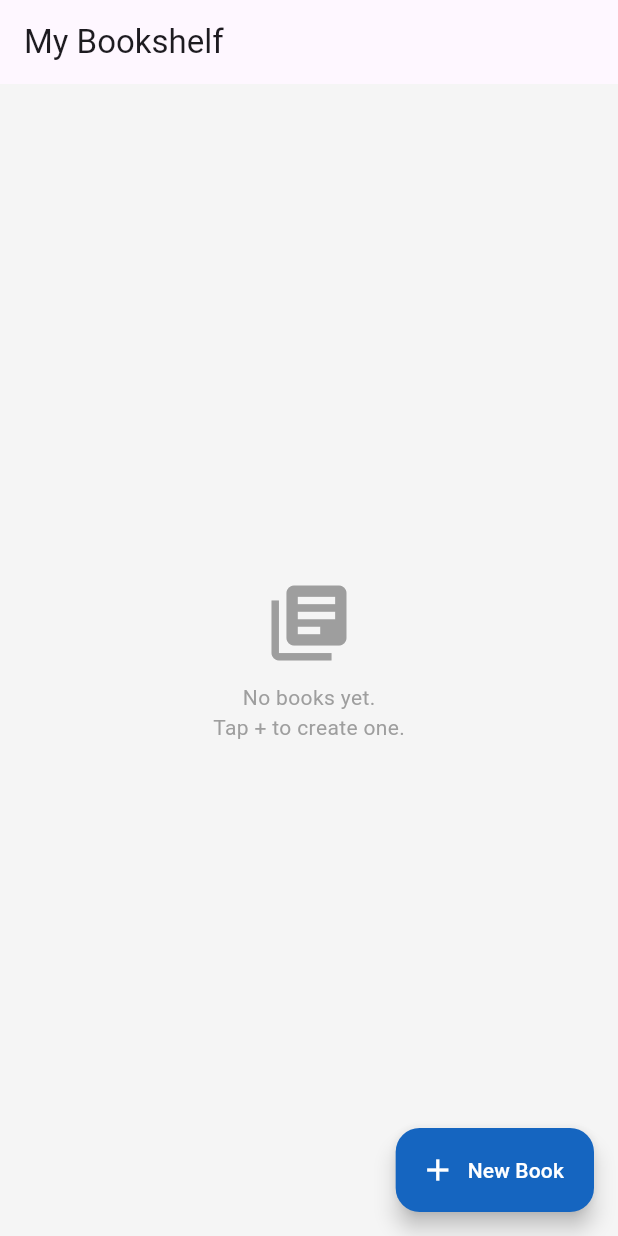
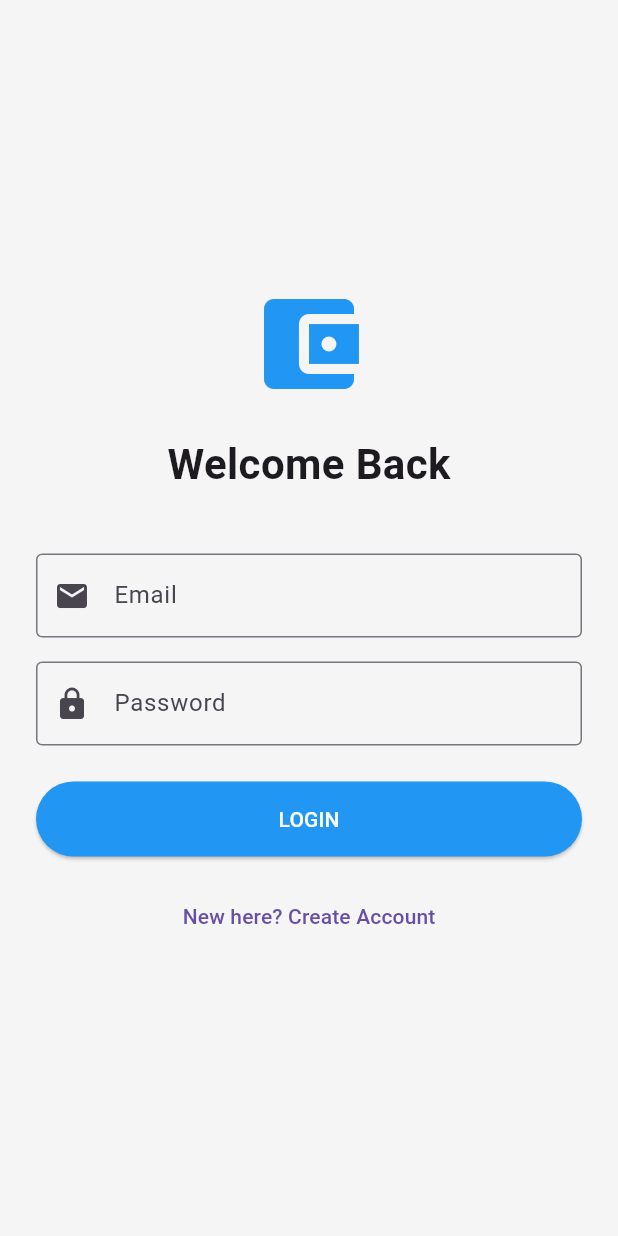
Before and after one commit to shubh07-maker/cashbook-app, a Flutter app: the screen it shows after launch, on a phone screen of 412 x 824 dp. Run offline on Flutter 3.47's test engine with Material 3 defaults, Android fonts, the phone set to English and light mode, and no system bars; our stand-ins replace cloud_firestore, firebase_auth, firebase_core, pdf, printing; accounts and stored records are empty.

Commit message:
Added Login and Profile screens

```diff
--- /dev/null
+++ b/lib/auth_service.dart
@@ -0,0 +1,33 @@
+import 'package:firebase_auth/firebase_auth.dart';
+
+class AuthService {
+  final FirebaseAuth _auth = FirebaseAuth.instance;
+
+  // Get current user (or null if logged out)
+  User? get currentUser => _auth.currentUser;
+
+  // Sign Up (Create new account)
+  Future<String?> signUp(String email, String password) async {
+    try {
+      await _auth.createUserWithEmailAndPassword(email: email, password: password);
+      return null; // Success
+    } on FirebaseAuthException catch (e) {
+      return e.message; // Return error message
+    }
+  }
+
+  // Sign In (Login)
+  Future<String?> signIn(String email, String password) async {
+    try {
+      await _auth.signInWithEmailAndPassword(email: email, password: password);
+      return null; // Success
+    } on FirebaseAuthException catch (e) {
+      return e.message;
+    }
+  }
+
+  // Sign Out
+  Future<void> signOut() async {
+    await _auth.signOut();
+  }
+}
--- /dev/null
+++ b/lib/login_screen.dart
@@ -0,0 +1,97 @@
+import 'package:flutter/material.dart';
+import 'auth_service.dart';
+import 'book_list_screen.dart';
+
+class LoginScreen extends StatefulWidget {
+  const LoginScreen({super.key});
+
+  @override
+  State<LoginScreen> createState() => _LoginScreenState();
+}
+
+class _LoginScreenState extends State<LoginScreen> {
+  final AuthService _auth = AuthService();
+  final _emailController = TextEditingController();
+  final _passController = TextEditingController();
+  bool _isLogin = true; // Toggle between Login and Signup
+  bool _isLoading = false;
+
+  void _authenticate() async {
+    setState(() => _isLoading = true);
+    String email = _emailController.text.trim();
+    String password = _passController.text.trim();
+
+    String? error;
+    if (_isLogin) {
+      error = await _auth.signIn(email, password);
+    } else {
+      error = await _auth.signUp(email, password);
+    }
+
+    if (error == null) {
+      // Success! Go to Bookshelf
+      if (mounted) {
+        Navigator.pushReplacement(
+          context, MaterialPageRoute(builder: (_) => const BookListScreen()));
+      }
+    } else {
+      // Show Error
+      if (mounted) {
+        ScaffoldMessenger.of(context).showSnackBar(SnackBar(content: Text(error), backgroundColor: Colors.red));
+      }
+    }
+    setState(() => _isLoading = false);
+  }
+
+  @override
+  Widget build(BuildContext context) {
+    bool isDark = Theme.of(context).brightness == Brightness.dark;
+
+    return Scaffold(
+      body: Center(
+        child: SingleChildScrollView(
+          padding: const EdgeInsets.all(24),
+          child: Column(
+            mainAxisAlignment: MainAxisAlignment.center,
+            children: [
+              Icon(Icons.account_balance_wallet, size: 80, color: Colors.blue),
+              const SizedBox(height: 20),
+              Text(
+                _isLogin ? "Welcome Back" : "Create Account",
+                style: const TextStyle(fontSize: 28, fontWeight: FontWeight.bold),
+              ),
+              const SizedBox(height: 40),
+              TextField(
+                controller: _emailController,
+                decoration: const InputDecoration(labelText: "Email", prefixIcon: Icon(Icons.email), border: OutlineInputBorder()),
+              ),
+              const SizedBox(height: 16),
+              TextField(
+                controller: _passController,
+                obscureText: true,
+                decoration: const InputDecoration(labelText: "Password", prefixIcon: Icon(Icons.lock), border: OutlineInputBorder()),
+              ),
+              const SizedBox(height: 24),
+              SizedBox(
+                width: double.infinity,
+                height: 50,
+                child: _isLoading
+                  ? const Center(child: CircularProgressIndicator())
+                  : ElevatedButton(
+                      style: ElevatedButton.styleFrom(backgroundColor: Colors.blue, foregroundColor: Colors.white),
+                      onPressed: _authenticate,
+                      child: Text(_isLogin ? "LOGIN" : "SIGN UP"),
+                    ),
+              ),
+              const SizedBox(height: 16),
+              TextButton(
+                onPressed: () => setState(() => _isLogin = !_isLogin),
+                child: Text(_isLogin ? "New here? Create Account" : "Already have an account? Login"),
+              )
+            ],
+          ),
+        ),
+      ),
+    );
+  }
+}
--- a/lib/main.dart
+++ b/lib/main.dart
@@ -1,9 +1,11 @@
 import 'package:flutter/material.dart';
 import 'package:firebase_core/firebase_core.dart';
+import 'package:firebase_auth/firebase_auth.dart';
 import 'firebase_options.dart';
-import 'book_list_screen.dart'; // Point to the new Book List
+import 'login_screen.dart';
+import 'book_list_screen.dart';
 
-final ValueNotifier<ThemeMode> themeNotifier = ValueNotifier(ThemeMode.light);
+final ValueNotifier<ThemeMode> themeNotifier = ValueNotifier(ThemeMode.system);
 
 void main() async {
   WidgetsFlutterBinding.ensureInitialized();
@@ -24,21 +26,41 @@ class MyApp extends StatelessWidget {
         return MaterialApp(
           debugShowCheckedModeBanner: false,
           title: 'Cash Book',
+          themeMode: mode,
+          // Simple Light Theme
           theme: ThemeData(
+            brightness: Brightness.light,
             primarySwatch: Colors.blue,
-            useMaterial3: true,
-            brightness: Brightness.light,
-            scaffoldBackgroundColor: Colors.white,
+            scaffoldBackgroundColor: Colors.grey[100],
+            appBarTheme: const AppBarTheme(
+              backgroundColor: Colors.white,
+              foregroundColor: Colors.black,
+              elevation: 0,
+            ),
           ),
+          // Simple Dark Theme
           darkTheme: ThemeData(
+            brightness: Brightness.dark,
             primarySwatch: Colors.blue,
-            useMaterial3: true,
-            brightness: Brightness.dark,
-            scaffoldBackgroundColor: Colors.grey[900],
+            scaffoldBackgroundColor: const Color(0xFF121212),
+            appBarTheme: const AppBarTheme(
+              backgroundColor: Color(0xFF1F1F1F),
+              foregroundColor: Colors.white,
+              elevation: 0,
+            ),
           ),
-          themeMode: mode,
-          // CHANGED: We now start at the Bookshelf
-          home: const BookListScreen(),
+          home: StreamBuilder<User?>(
+            stream: FirebaseAuth.instance.authStateChanges(),
+            builder: (context, snapshot) {
+              if (snapshot.connectionState == ConnectionState.waiting) {
+                return const Center(child: CircularProgressIndicator());
+              }
+              if (snapshot.hasData) {
+                return const BookListScreen();
+              }
+              return const LoginScreen();
+            },
+          ),
         );
       },
     );
--- a/pubspec.yaml
+++ b/pubspec.yaml
@@ -39,6 +39,7 @@ dependencies:
   intl: ^0.20.2
   pdf: ^3.11.3
   printing: ^5.14.2
+  firebase_auth: ^6.1.3
 
 dev_dependencies:
   flutter_test:
```
Also changed, not shown: lib/book_list_screen.dart (+40 -115 lines), lib/book_service.dart (+11 -4 lines), lib/profile_screen.dart (added, +104 -0 lines), pubspec.lock, 3 other files.
